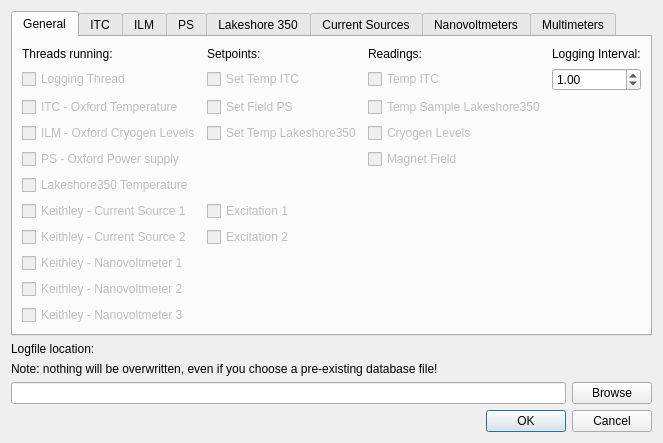
Above: configurations/Logger_conf.ui from Cryostat-GUI/Cryostat-GUI before the change. Below: the same form after it.
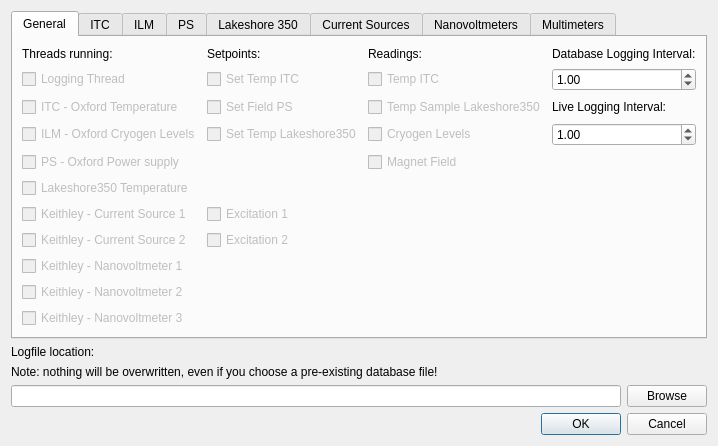
That is the form after the change.

```diff
--- a/configurations/Logger_conf.ui
+++ b/configurations/Logger_conf.ui
@@ -234,7 +234,7 @@
        <item row="0" column="3">
         <widget class="QLabel" name="label_4">
          <property name="text">
-          <string>Logging Interval:</string>
+          <string>Database Logging Interval:</string>
          </property>
         </widget>
        </item>
@@ -255,6 +255,20 @@
          </property>
         </widget>
        </item>
+       <item row="2" column="3">
+        <widget class="QLabel" name="label_7">
+         <property name="text">
+          <string>Live Logging Interval:</string>
+         </property>
+        </widget>
+       </item>
+       <item row="3" column="3">
+        <widget class="QDoubleSpinBox" name="general_spinSetInterval_Live">
+         <property name="value">
+          <double>1.000000000000000</double>
+         </property>
+        </widget>
+       </item>
       </layout>
      </widget>
      <widget class="QWidget" name="tab_ITC">
```
